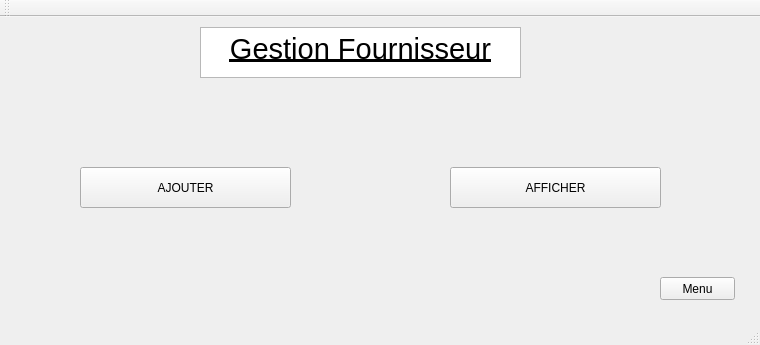
Above: mainwindow.ui from bilelKort/TechStore_Project before the change. Below: the same form after it.
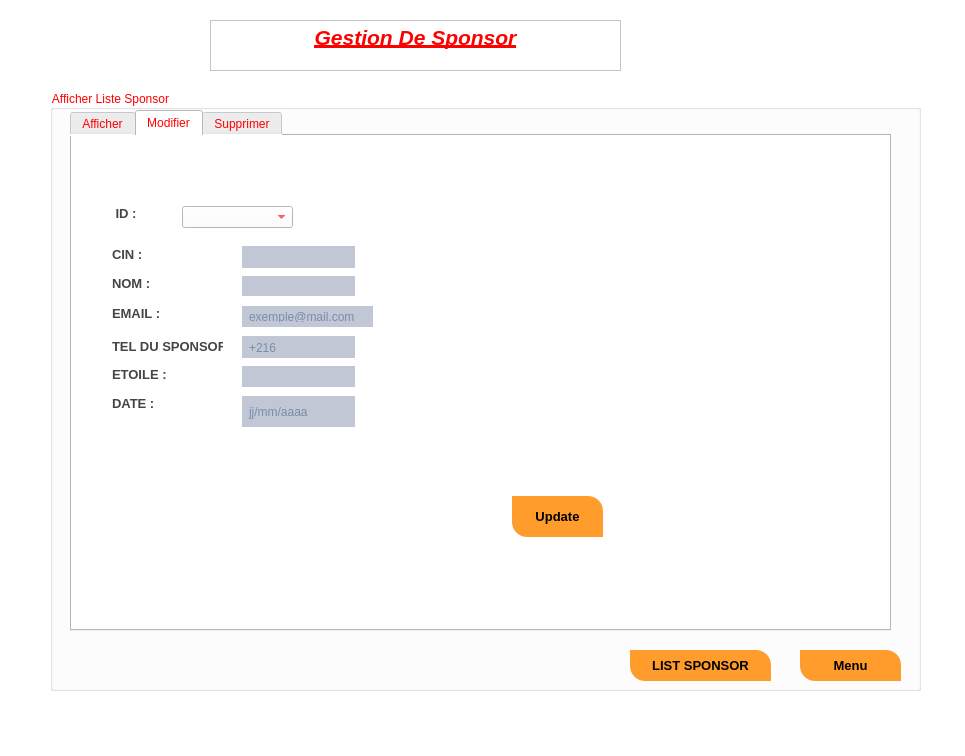
That is the form after the change. The open tabs and pages were chosen to show the change. Icons and pictures are not drawn.

What changed in the file:
```diff
--- a/mainwindow.ui
+++ b/mainwindow.ui
@@ -6,81 +6,959 @@
    <rect>
     <x>0</x>
     <y>0</y>
-    <width>760</width>
-    <height>345</height>
+    <width>965</width>
+    <height>756</height>
    </rect>
   </property>
   <property name="windowTitle">
    <string>Gestion des Clients</string>
   </property>
-  <widget class="QWidget" name="centralWidget">
-   <widget class="QTextEdit" name="textEdit">
-    <property name="geometry">
-     <rect>
-      <x>200</x>
-      <y>10</y>
-      <width>321</width>
-      <height>51</height>
-     </rect>
-    </property>
-    <property name="html">
-     <string>&lt;!DOCTYPE HTML PUBLIC &quot;-//W3C//DTD HTML 4.0//EN&quot; &quot;http://www.w3.org/TR/REC-html40/strict.dtd&quot;&gt;
-&lt;html&gt;&lt;head&gt;&lt;meta name=&quot;qrichtext&quot; content=&quot;1&quot; /&gt;&lt;style type=&quot;text/css&quot;&gt;
-p, li { white-space: pre-wrap; }
-&lt;/style&gt;&lt;/head&gt;&lt;body style=&quot; font-family:'MS Shell Dlg 2'; font-size:8.25pt; font-weight:400; font-style:normal;&quot;&gt;
-&lt;p align=&quot;center&quot; style=&quot; margin-top:0px; margin-bottom:0px; margin-left:0px; margin-right:0px; -qt-block-indent:0; text-indent:0px;&quot;&gt;&lt;span style=&quot; font-family:'MS Shell Dlg 2'; font-size:22pt; text-decoration: underline;&quot;&gt;Gestion Fournisseur&lt;/span&gt;&lt;/p&gt;&lt;/body&gt;&lt;/html&gt;</string>
-    </property>
-   </widget>
+  <property name="styleSheet">
+   <string notr="true">QWidget
+
+{
+
+	background-color: #fff;
+
+	color: red;
+
+
+
+}
+
+
+
+
+
+/*-----QLabel-----*/
+
+QLabel
+
+{
+
+	background-color: transparent;
+
+	color: #454544;
+
+	font-weight: bold;
+
+	font-size: 13px;
+
+
+
+}
+
+
+
+
+
+/*-----QPushButton-----*/
+
+QPushButton
+
+{
+
+	
+
+	background-color: #ff9c2b;
+
+color: #000000;
+
+	font-size: 13px;
+
+	font-weight: bold;
+
+	border-top-right-radius: 15px;
+
+	border-top-left-radius: 0px;
+
+	border-bottom-right-radius: 0px;
+
+	border-bottom-left-radius: 15px;
+
+	padding: 10px;
+
+
+
+}
+
+
+
+
+
+QPushButton::disabled
+
+{
+
+	background-color: #5c5c5c;
+
+
+
+}
+
+
+
+
+
+QPushButton::hover
+
+{	
+
+	background-color: #ff9c2b;
+
+
+
+}
+
+
+
+
+
+QPushButton::pressed
+
+{
+
+	background-color: #3d4ef2;
+
+
+
+}
+
+
+
+
+
+/*-----QCheckBox-----*/
+
+QCheckBox
+
+{
+
+	background-color: transparent;
+
+	color: #5c55e9;
+
+	font-size: 10px;
+
+	font-weight: bold;
+
+	border: none;
+
+	border-radius: 5px;
+
+
+
+}
+
+
+
+
+
+/*-----QCheckBox-----*/
+
+QCheckBox::indicator
+
+{
+
+    background-color: #323232;
+
+    border: 1px solid darkgray;
+
+    width: 12px;
+
+    height: 12px;
+
+
+
+}
+
+
+
+
+
+QCheckBox::indicator:checked
+
+{
+
+    image:url(&quot;./ressources/check.png&quot;);
+
+	background-color: #5c55e9;
+
+    border: 1px solid #5c55e9;
+
+
+
+}
+
+
+
+
+
+QCheckBox::indicator:unchecked:hover
+
+{
+
+    border: 1px solid #5c55e9;
+
+
+
+}
+
+
+
+
+
+QCheckBox::disabled
+
+{
+
+	color: #656565;
+
+
+
+}
+
+
+
+
+
+QCheckBox::indicator:disabled
+
+{
+
+	background-color: #656565;
+
+	color: #656565;
+
+    border: 1px solid #656565;
+
+
+
+}
+
+
+
+
+
+/*-----QLineEdit-----*/
+
+QLineEdit
+
+{
+
+	background-color: #c2c7d5;
+
+	color: #2a547f;
+
+	border: none;
+
+	padding: 5px;
+
+
+
+}
+
+
+
+
+
+/*-----QListView-----*/
+
+QListView
+
+{
+
+	background-color: #5c55e9;
+
+	color: #fff;
+
+	font-size: 14px;
+
+	font-weight: bold;
+
+	show-decoration-selected: 0;
+
+	border-radius: 4px;
+
+	padding-left: -15px;
+
+	padding-right: -15px;
+
+	padding-top: 5px;
+
+
+
+} 
+
+
+
+
+
+QListView:disabled 
+
+{
+
+	background-color: #5c5c5c;
+
+
+
+}
+
+
+
+
+
+QListView::item
+
+{
+
+	background-color: #454e5e;
+
+	border: none;
+
+	padding: 10px;
+
+	border-radius: 0px;
+
+	padding-left : 10px;
+
+	height: 32px;
+
+
+
+}
+
+
+
+
+
+QListView::item:selected
+
+{
+
+	color: #000;
+
+	background-color: #fff;
+
+
+
+}
+
+
+
+
+
+QListView::item:!selected
+
+{
+
+	color:white;
+
+	background-color: transparent;
+
+	border: none;
+
+	padding-left : 10px;
+
+
+
+}
+
+
+
+
+
+QListView::item:!selected:hover
+
+{
+
+	color: #fff;
+
+	background-color: #5564f2;
+
+	border: none;
+
+	padding-left : 10px;
+
+
+
+}
+
+
+
+
+
+/*-----QTreeView-----*/
+
+QTreeView 
+
+{
+
+	background-color: #fff;
+
+	show-decoration-selected: 0;
+
+	color: #454544;
+
+
+
+}
+
+
+
+
+
+QTreeView:disabled
+
+{
+
+	background-color: #242526;
+
+	show-decoration-selected: 0;
+
+
+
+}
+
+
+
+
+
+QTreeView::item 
+
+{
+
+	border-top-color: transparent;
+
+	border-bottom-color: transparent;
+
+
+
+}
+
+
+
+
+
+QTreeView::item:hover 
+
+{
+
+	background-color: #bcbdbb;
+
+	color: #000;
+
+
+
+}
+
+
+
+
+
+QTreeView::item:selected 
+
+{
+
+	background-color: #5c55e9;
+
+	color: #fff;
+
+
+
+}
+
+
+
+
+
+QTreeView::item:selected:active
+
+{
+
+	background-color: #5c55e9;
+
+	color: #fff;
+
+
+
+}
+
+
+
+
+
+QTreeView::item:selected:disabled
+
+{
+
+	background-color: #525251;
+
+	color: #656565;
+
+
+
+}
+
+
+
+
+
+QTreeView::branch:has-children:!has-siblings:closed,
+
+QTreeView::branch:closed:has-children:has-siblings 
+
+{
+
+	image: url(://tree-closed.png);
+
+
+
+}
+
+
+
+QTreeView::branch:open:has-children:!has-siblings,
+
+QTreeView::branch:open:has-children:has-siblings  
+
+{
+
+	image: url(://tree-open.png);
+
+
+
+}
+
+
+
+
+
+/*-----QTableView &amp; QTableWidget-----*/
+
+QTableView
+
+{
+
+    background-color: #fff;
+
+	border: 1px solid gray;
+
+    color: #454544;
+
+    gridline-color: gray;
+
+    outline : 0;
+
+
+
+}
+
+
+
+
+
+QTableView::disabled
+
+{
+
+    background-color: #242526;
+
+    border: 1px solid #32414B;
+
+    color: #656565;
+
+    gridline-color: #656565;
+
+    outline : 0;
+
+
+
+}
+
+
+
+
+
+QTableView::item:hover 
+
+{
+
+    background-color: #bcbdbb;
+
+    color: #000;
+
+
+
+}
+
+
+
+
+
+QTableView::item:selected 
+
+{
+
+	background-color: #5c55e9;
+
+    color: #fff;
+
+
+
+}
+
+
+
+
+
+QTableView::item:selected:disabled
+
+{
+
+    background-color: #1a1b1c;
+
+    border: 2px solid #525251;
+
+    color: #656565;
+
+
+
+}
+
+
+
+
+
+QTableCornerButton::section
+
+{
+
+	background-color: #ced5e3;
+
+	border: none;
+
+    color: #fff;
+
+
+
+}
+
+
+
+
+
+QHeaderView::section
+
+{
+
+	color: #2a547f;
+
+	border: 0px;
+
+	background-color: #ced5e3;
+
+	padding: 5px;
+
+
+
+}
+
+
+
+
+
+QHeaderView::section:disabled
+
+{
+
+    background-color: #525251;
+
+    color: #656565;
+
+
+
+}
+
+
+
+
+
+QHeaderView::section:checked
+
+{
+
+    color: #fff;
+
+    background-color: #5c55e9;
+
+
+
+}
+
+
+
+
+
+QHeaderView::section:checked:disabled
+
+{
+
+    color: #656565;
+
+    background-color: #525251;
+
+
+
+}
+
+
+
+
+
+QHeaderView::section::vertical::first,
+
+QHeaderView::section::vertical::only-one
+
+{
+
+    border-top: 1px solid #353635;
+
+
+
+}
+
+
+
+
+
+QHeaderView::section::vertical
+
+{
+
+    border-top: 1px solid #353635;
+
+
+
+}
+
+
+
+
+
+QHeaderView::section::horizontal::first,
+
+QHeaderView::section::horizontal::only-one
+
+{
+
+    border-left: 1px solid #353635;
+
+
+
+}
+
+
+
+
+
+QHeaderView::section::horizontal
+
+{
+
+    border-left: 1px solid #353635;
+
+
+
+}
+
+
+
+
+
+/*-----QScrollBar-----*/
+
+QScrollBar:horizontal 
+
+{
+
+    background-color: transparent;
+
+    height: 8px;
+
+    margin: 0px;
+
+    padding: 0px;
+
+
+
+}
+
+
+
+
+
+QScrollBar::handle:horizontal 
+
+{
+
+    border: none;
+
+	min-width: 100px;
+
+    background-color: #7e92b7;
+
+
+
+}
+
+
+
+
+
+QScrollBar::add-line:horizontal, 
+
+QScrollBar::sub-line:horizontal,
+
+QScrollBar::add-page:horizontal, 
+
+QScrollBar::sub-page:horizontal 
+
+{
+
+    width: 0px;
+
+    background-color: #d8dce6;
+
+
+
+}
+
+
+
+
+
+QScrollBar:vertical 
+
+{
+
+    background-color: transparent;
+
+    width: 8px;
+
+    margin: 0;
+
+
+
+}
+
+
+
+
+
+QScrollBar::handle:vertical 
+
+{
+
+    border: none;
+
+	min-height: 100px;
+
+    background-color: #7e92b7;
+
+
+
+}
+
+
+
+
+
+QScrollBar::add-line:vertical, 
+
+QScrollBar::sub-line:vertical,
+
+QScrollBar::add-page:vertical, 
+
+QScrollBar::sub-page:vertical 
+
+{
+
+    height: 0px;
+
+    background-color: #d8dce6;
+
+
+
+}</string>
+  </property>
+  <widget class="QWidget" name="centralwidget">
    <widget class="QStackedWidget" name="stackedWidget">
     <property name="geometry">
      <rect>
-      <x>10</x>
-      <y>70</y>
-      <width>731</width>
-      <height>231</height>
+      <x>30</x>
+      <y>80</y>
+      <width>911</width>
+      <height>631</height>
      </rect>
     </property>
     <property name="currentIndex">
-     <number>0</number>
+     <number>3</number>
     </property>
     <widget class="QWidget" name="page">
      <widget class="QPushButton" name="pushButton">
       <property name="geometry">
        <rect>
-        <x>70</x>
-        <y>80</y>
-        <width>211</width>
+        <x>290</x>
+        <y>210</y>
+        <width>171</width>
         <height>41</height>
        </rect>
       </property>
       <property name="text">
-       <string>AJOUTER</string>
+       <string>Afficher Liste Sponsor</string>
       </property>
      </widget>
      <widget class="QPushButton" name="pushButton_2">
       <property name="geometry">
        <rect>
-        <x>440</x>
-        <y>80</y>
-        <width>211</width>
+        <x>60</x>
+        <y>210</y>
+        <width>151</width>
         <height>41</height>
        </rect>
       </property>
       <property name="text">
-       <string>AFFICHER</string>
+       <string>Ajout Sponsor</string>
       </property>
      </widget>
      <widget class="QPushButton" name="pushButton_3">
       <property name="geometry">
        <rect>
-        <x>650</x>
-        <y>190</y>
-        <width>75</width>
-        <height>23</height>
+        <x>530</x>
+        <y>210</y>
+        <width>161</width>
+        <height>41</height>
        </rect>
       </property>
       <property name="text">
-       <string>Menu</string>
+       <string>Contact Sponsor</string>
+      </property>
+     </widget>
+     <widget class="QGroupBox" name="groupBox_2">
+      <property name="geometry">
+       <rect>
+        <x>20</x>
+        <y>10</y>
+        <width>741</width>
+        <height>80</height>
+       </rect>
+      </property>
+      <property name="title">
+       <string>Menu Sponsor</string>
+      </property>
+      <property name="flat">
+       <bool>true</bool>
       </property>
      </widget>
     </widget>
@@ -137,17 +1015,17 @@
        <string>Type_marchandise</string>
       </property>
      </widget>
-     <widget class="QLabel" name="label_5">
+     <widget class="QLabel" name="label_6">
       <property name="geometry">
        <rect>
-        <x>6</x>
-        <y>170</y>
-        <width>81</width>
+        <x>70</x>
+        <y>200</y>
+        <width>141</width>
         <height>20</height>
        </rect>
       </property>
       <property name="text">
-       <string>Nom_entreprise</string>
+       <string>EMAIL DU SPONSOR :</string>
       </property>
      </widget>
      <widget class="QLineEdit" name="le_id">
@@ -175,42 +1053,12 @@
        <rect>
         <x>140</x>
         <y>100</y>
-        <width>113</width>
-        <height>20</height>
-       </rect>
-      </property>
-     </widget>
-     <widget class="QLineEdit" name="le_type_marchandise">
-      <property name="geometry">
-       <rect>
-        <x>140</x>
-        <y>130</y>
-        <width>113</width>
-        <height>20</height>
-       </rect>
-      </property>
-     </widget>
-     <widget class="QLineEdit" name="le_nom_entreprise">
-      <property name="geometry">
-       <rect>
-        <x>140</x>
-        <y>170</y>
-        <width>113</width>
-        <height>20</height>
-       </rect>
-      </property>
-     </widget>
-     <widget class="QPushButton" name="pushButton_4">
-      <property name="geometry">
-       <rect>
-        <x>630</x>
-        <y>150</y>
-        <width>75</width>
-        <height>23</height>
+        <width>47</width>
+        <height>14</height>
        </rect>
       </property>
       <property name="text">
-       <string>Menu</string>
+       <string>ID :</string>
       </property>
      </widget>
      <widget class="QPushButton" name="pushButton_5">
@@ -293,43 +1141,27 @@
        <string>Menu</string>
       </property>
      </widget>
-     <widget class="QPushButton" name="pushButton_11">
+     <widget class="QLabel" name="label_8">
       <property name="geometry">
        <rect>
-        <x>190</x>
-        <y>50</y>
-        <width>131</width>
-        <height>31</height>
+        <x>70</x>
+        <y>140</y>
+        <width>47</width>
+        <height>14</height>
        </rect>
       </property>
       <property name="text">
-       <string>Recherche</string>
+       <string>CIN :</string>
       </property>
      </widget>
-     <widget class="QPushButton" name="pushButton_12">
+     <widget class="QLineEdit" name="lineEdit_8">
       <property name="geometry">
        <rect>
-        <x>30</x>
-        <y>170</y>
-        <width>111</width>
-        <height>31</height>
+        <x>220</x>
+        <y>140</y>
+        <width>113</width>
+        <height>20</height>
        </rect>
-      </property>
-      <property name="text">
-       <string>Imprission(Pdf)</string>
-      </property>
-     </widget>
-     <widget class="QPushButton" name="pushButton_13">
-      <property name="geometry">
-       <rect>
-        <x>370</x>
-        <y>170</y>
-        <width>131</width>
-        <height>31</height>
-       </rect>
-      </property>
-      <property name="text">
-       <string>Tri</string>
       </property>
      </widget>
      <widget class="QPushButton" name="pushButton_14">
@@ -346,18 +1178,450 @@
       </property>
      </widget>
     </widget>
+    <widget class="QWidget" name="page_4">
+     <widget class="QGroupBox" name="groupBox">
+      <property name="geometry">
+       <rect>
+        <x>20</x>
+        <y>10</y>
+        <width>871</width>
+        <height>601</height>
+       </rect>
+      </property>
+      <property name="tabletTracking">
+       <bool>false</bool>
+      </property>
+      <property name="title">
+       <string>Afficher Liste Sponsor</string>
+      </property>
+      <property name="flat">
+       <bool>true</bool>
+      </property>
+      <widget class="QTabWidget" name="tabWidget">
+       <property name="geometry">
+        <rect>
+         <x>20</x>
+         <y>20</y>
+         <width>821</width>
+         <height>521</height>
+        </rect>
+       </property>
+       <property name="currentIndex">
+        <number>0</number>
+       </property>
+       <widget class="QWidget" name="tab">
+        <attribute name="title">
+         <string>Afficher</string>
+        </attribute>
+        <widget class="QTableView" name="tableView">
+         <property name="geometry">
+          <rect>
+           <x>10</x>
+           <y>60</y>
+           <width>781</width>
+           <height>361</height>
+          </rect>
+         </property>
+        </widget>
+        <widget class="QPushButton" name="pushButton_9">
+         <property name="geometry">
+          <rect>
+           <x>140</x>
+           <y>10</y>
+           <width>91</width>
+           <height>41</height>
+          </rect>
+         </property>
+         <property name="text">
+          <string>Tri [Z-A]</string>
+         </property>
+        </widget>
+        <widget class="QLineEdit" name="lineEdit_7">
+         <property name="geometry">
+          <rect>
+           <x>300</x>
+           <y>20</y>
+           <width>131</width>
+           <height>31</height>
+          </rect>
+         </property>
+         <property name="placeholderText">
+          <string>Recherche par Nom</string>
+         </property>
+        </widget>
+        <widget class="QPushButton" name="pushButton_16">
+         <property name="geometry">
+          <rect>
+           <x>30</x>
+           <y>10</y>
+           <width>93</width>
+           <height>41</height>
+          </rect>
+         </property>
+         <property name="text">
+          <string>Tri [A-Z]</string>
+         </property>
+        </widget>
+        <widget class="QLineEdit" name="lineEdit_17">
+         <property name="geometry">
+          <rect>
+           <x>440</x>
+           <y>20</y>
+           <width>131</width>
+           <height>31</height>
+          </rect>
+         </property>
+         <property name="placeholderText">
+          <string>Recherche par CIN</string>
+         </property>
+        </widget>
+        <widget class="QCheckBox" name="checkBox">
+         <property name="geometry">
+          <rect>
+           <x>30</x>
+           <y>460</y>
+           <width>31</width>
+           <height>20</height>
+          </rect>
+         </property>
+         <property name="text">
+          <string>1</string>
+         </property>
+        </widget>
+        <widget class="QCheckBox" name="checkBox_2">
+         <property name="geometry">
+          <rect>
+           <x>90</x>
+           <y>460</y>
+           <width>31</width>
+           <height>20</height>
+          </rect>
+         </property>
+         <property name="text">
+          <string>2</string>
+         </property>
+        </widget>
+        <widget class="QCheckBox" name="checkBox_3">
+         <property name="geometry">
+          <rect>
+           <x>150</x>
+           <y>460</y>
+           <width>31</width>
+           <height>20</height>
+          </rect>
+         </property>
+         <property name="text">
+          <string>3</string>
+         </property>
+        </widget>
+        <widget class="QCheckBox" name="checkBox_4">
+         <property name="geometry">
+          <rect>
+           <x>210</x>
+           <y>460</y>
+           <width>31</width>
+           <height>20</height>
+          </rect>
+         </property>
+         <property name="text">
+          <string>4</string>
+         </property>
+        </widget>
+        <widget class="QLabel" name="label_18">
+         <property name="geometry">
+          <rect>
+           <x>30</x>
+           <y>440</y>
+           <width>121</width>
+           <height>16</height>
+          </rect>
+         </property>
+         <property name="text">
+          <string>Nombre d'etoile :</string>
+         </property>
+        </widget>
+       </widget>
+       <widget class="QWidget" name="tab_2">
+        <attribute name="title">
+         <string>Modifier</string>
+        </attribute>
+        <widget class="QLineEdit" name="lineEdit_11">
+         <property name="geometry">
+          <rect>
+           <x>170</x>
+           <y>140</y>
+           <width>113</width>
+           <height>20</height>
+          </rect>
+         </property>
+        </widget>
+        <widget class="QLabel" name="label_11">
+         <property name="geometry">
+          <rect>
+           <x>40</x>
+           <y>140</y>
+           <width>47</width>
+           <height>14</height>
+          </rect>
+         </property>
+         <property name="text">
+          <string>NOM :</string>
+         </property>
+        </widget>
+        <widget class="QLabel" name="label_12">
+         <property name="geometry">
+          <rect>
+           <x>40</x>
+           <y>260</y>
+           <width>47</width>
+           <height>14</height>
+          </rect>
+         </property>
+         <property name="text">
+          <string>DATE :</string>
+         </property>
+        </widget>
+        <widget class="QLabel" name="label_13">
+         <property name="geometry">
+          <rect>
+           <x>40</x>
+           <y>170</y>
+           <width>47</width>
+           <height>14</height>
+          </rect>
+         </property>
+         <property name="text">
+          <string>EMAIL :</string>
+         </property>
+        </widget>
+        <widget class="QLabel" name="label_14">
+         <property name="geometry">
+          <rect>
+           <x>40</x>
+           <y>200</y>
+           <width>111</width>
+           <height>20</height>
+          </rect>
+         </property>
+         <property name="text">
+          <string>TEL DU SPONSOR :</string>
+         </property>
+        </widget>
+        <widget class="QLineEdit" name="lineEdit_12">
+         <property name="geometry">
+          <rect>
+           <x>170</x>
+           <y>260</y>
+           <width>113</width>
+           <height>31</height>
+          </rect>
+         </property>
+         <property name="placeholderText">
+          <string>jj/mm/aaaa</string>
+         </property>
+        </widget>
+        <widget class="QLineEdit" name="lineEdit_13">
+         <property name="geometry">
+          <rect>
+           <x>170</x>
+           <y>170</y>
+           <width>131</width>
+           <height>21</height>
+          </rect>
+         </property>
+         <property name="placeholderText">
+          <string>exemple@mail.com</string>
+         </property>
+        </widget>
+        <widget class="QLineEdit" name="lineEdit_14">
+         <property name="geometry">
+          <rect>
+           <x>170</x>
+           <y>230</y>
+           <width>113</width>
+           <height>21</height>
+          </rect>
+         </property>
+         <property name="placeholderText">
+          <string/>
+         </property>
+        </widget>
+        <widget class="QComboBox" name="comboBox">
+         <property name="geometry">
+          <rect>
+           <x>110</x>
+           <y>70</y>
+           <width>111</width>
+           <height>22</height>
+          </rect>
+         </property>
+        </widget>
+        <widget class="QLabel" name="label_15">
+         <property name="geometry">
+          <rect>
+           <x>40</x>
+           <y>70</y>
+           <width>47</width>
+           <height>14</height>
+          </rect>
+         </property>
+         <property name="text">
+          <string> ID :</string>
+         </property>
+        </widget>
+        <widget class="QPushButton" name="pushButton_12">
+         <property name="geometry">
+          <rect>
+           <x>440</x>
+           <y>360</y>
+           <width>91</width>
+           <height>41</height>
+          </rect>
+         </property>
+         <property name="text">
+          <string>Update</string>
+         </property>
+        </widget>
+        <widget class="QLabel" name="label_5">
+         <property name="geometry">
+          <rect>
+           <x>40</x>
+           <y>110</y>
+           <width>56</width>
+           <height>16</height>
+          </rect>
+         </property>
+         <property name="text">
+          <string>CIN :</string>
+         </property>
+        </widget>
+        <widget class="QLineEdit" name="lineEdit_15">
+         <property name="geometry">
+          <rect>
+           <x>170</x>
+           <y>110</y>
+           <width>113</width>
+           <height>22</height>
+          </rect>
+         </property>
+        </widget>
+        <widget class="QLabel" name="label_17">
+         <property name="geometry">
+          <rect>
+           <x>40</x>
+           <y>230</y>
+           <width>56</width>
+           <height>16</height>
+          </rect>
+         </property>
+         <property name="text">
+          <string>ETOILE :</string>
+         </property>
+        </widget>
+        <widget class="QLineEdit" name="lineEdit_16">
+         <property name="geometry">
+          <rect>
+           <x>170</x>
+           <y>200</y>
+           <width>113</width>
+           <height>22</height>
+          </rect>
+         </property>
+         <property name="placeholderText">
+          <string>+216</string>
+         </property>
+        </widget>
+       </widget>
+       <widget class="QWidget" name="tab_3">
+        <attribute name="title">
+         <string>Supprimer</string>
+        </attribute>
+        <widget class="QComboBox" name="comboBox_2">
+         <property name="geometry">
+          <rect>
+           <x>160</x>
+           <y>140</y>
+           <width>62</width>
+           <height>22</height>
+          </rect>
+         </property>
+        </widget>
+        <widget class="QLabel" name="label_16">
+         <property name="geometry">
+          <rect>
+           <x>80</x>
+           <y>140</y>
+           <width>47</width>
+           <height>14</height>
+          </rect>
+         </property>
+         <property name="text">
+          <string>ID :</string>
+         </property>
+        </widget>
+        <widget class="QPushButton" name="pushButton_13">
+         <property name="geometry">
+          <rect>
+           <x>260</x>
+           <y>140</y>
+           <width>91</width>
+           <height>41</height>
+          </rect>
+         </property>
+         <property name="text">
+          <string>Supprimer</string>
+         </property>
+        </widget>
+       </widget>
+      </widget>
+      <widget class="QPushButton" name="pushButton_11">
+       <property name="geometry">
+        <rect>
+         <x>750</x>
+         <y>560</y>
+         <width>101</width>
+         <height>31</height>
+        </rect>
+       </property>
+       <property name="text">
+        <string>Menu</string>
+       </property>
+      </widget>
+      <widget class="QPushButton" name="pushButton_4">
+       <property name="geometry">
+        <rect>
+         <x>580</x>
+         <y>560</y>
+         <width>141</width>
+         <height>31</height>
+        </rect>
+       </property>
+       <property name="text">
+        <string>LIST SPONSOR</string>
+       </property>
+      </widget>
+     </widget>
+    </widget>
    </widget>
+   <widget class="QTextEdit" name="textEdit_2">
+    <property name="geometry">
+     <rect>
+      <x>210</x>
+      <y>20</y>
+      <width>411</width>
+      <height>51</height>
+     </rect>
+    </property>
+    <property name="html">
+     <string>&lt;!DOCTYPE HTML PUBLIC &quot;-//W3C//DTD HTML 4.0//EN&quot; &quot;http://www.w3.org/TR/REC-html40/strict.dtd&quot;&gt;
+&lt;html&gt;&lt;head&gt;&lt;meta name=&quot;qrichtext&quot; content=&quot;1&quot; /&gt;&lt;style type=&quot;text/css&quot;&gt;
+p, li { white-space: pre-wrap; }
+&lt;/style&gt;&lt;/head&gt;&lt;body style=&quot; font-family:'MS Shell Dlg 2'; font-size:7.8pt; font-weight:400; font-style:normal;&quot;&gt;
+&lt;p align=&quot;center&quot; style=&quot; margin-top:0px; margin-bottom:0px; margin-left:0px; margin-right:0px; -qt-block-indent:0; text-indent:0px;&quot;&gt;&lt;span style=&quot; font-family:'MS Shell Dlg 2'; font-size:16pt; font-weight:600; font-style:italic; text-decoration: underline;&quot;&gt;Gestion De Sponsor&lt;/span&gt;&lt;/p&gt;&lt;/body&gt;&lt;/html&gt;</string>
+    </property>
+   </widget>
   </widget>
-  <widget class="QToolBar" name="mainToolBar">
-   <attribute name="toolBarArea">
-    <enum>TopToolBarArea</enum>
-   </attribute>
-   <attribute name="toolBarBreak">
-    <bool>false</bool>
-   </attribute>
-  </widget>
-  <widget class="QStatusBar" name="statusBar"/>
-  <widget class="QMenuBar" name="menuBar">
+  <widget class="QMenuBar" name="menubar">
    <property name="geometry">
     <rect>
      <x>0</x>
@@ -367,8 +1631,8 @@
     </rect>
    </property>
   </widget>
+  <widget class="QStatusBar" name="statusbar"/>
  </widget>
- <layoutdefault spacing="6" margin="11"/>
  <resources/>
  <connections/>
 </ui>
```
Left out of the diff: 303 changed lines with no effect on the pictures.
